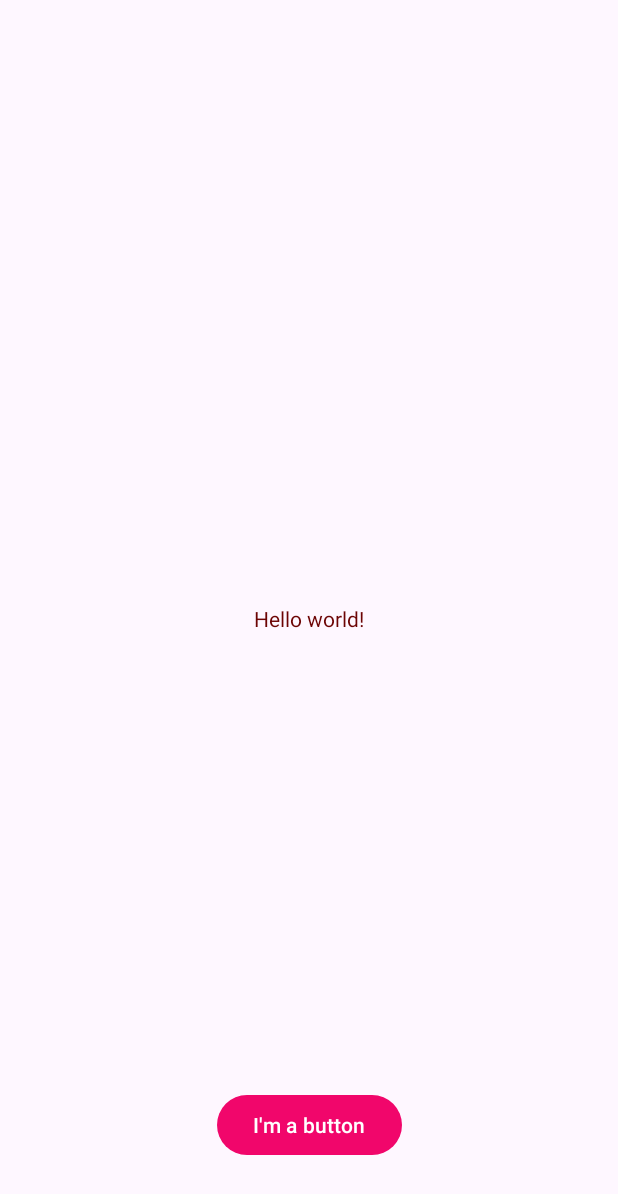
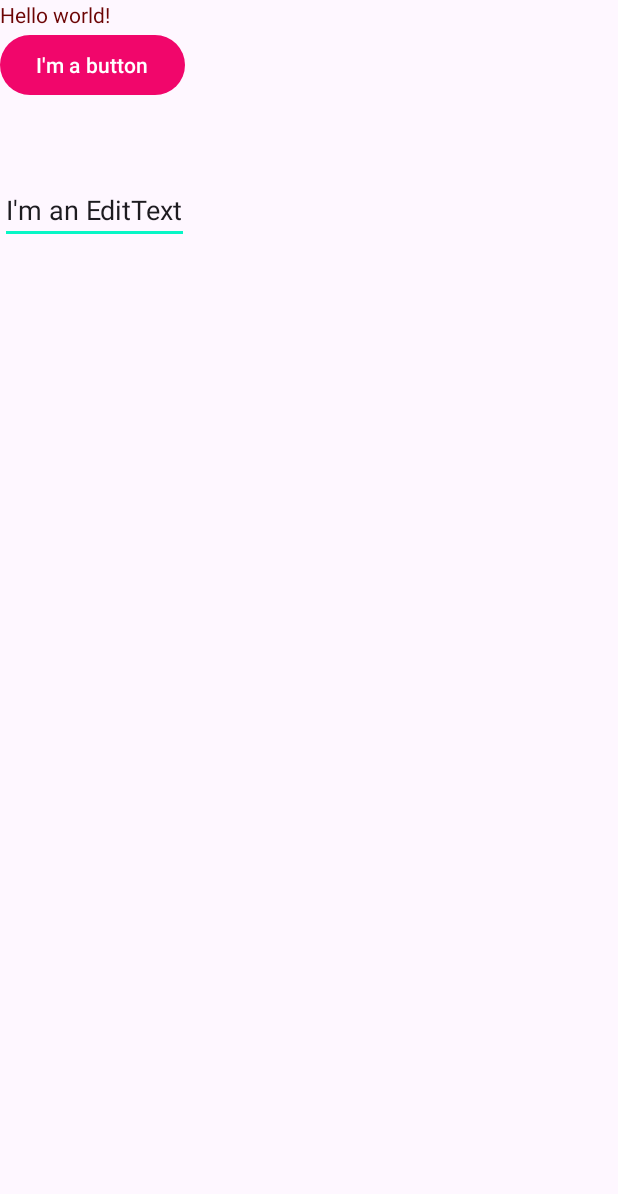
Before and after one commit to tonyxchen/TonyChensAndroidLabs, an Android app: the screen it shows after launch (MainActivity), on a phone screen of 412 x 824 dp. Shown: the top 1194 px of the screen. Run offline under Robolectric (Android 15) with nearby library versions, the phone set to English and light mode, and no system bars.

```diff
--- a/app/build.gradle
+++ b/app/build.gradle
@@ -5,6 +5,11 @@ plugins {
 android {
     namespace 'algonquin.cst2335.chen0872'
     compileSdk 34
+
+    buildFeatures {
+        viewBinding true
+    }
+
 
     defaultConfig {
         applicationId "algonquin.cst2335.chen0872"
@@ -22,10 +27,13 @@ android {
             proguardFiles getDefaultProguardFile('proguard-android-optimize.txt'), 'proguard-rules.pro'
         }
     }
+
     compileOptions {
         sourceCompatibility JavaVersion.VERSION_1_8
         targetCompatibility JavaVersion.VERSION_1_8
     }
+
+
 }
 
 dependencies {
--- a/app/src/main/AndroidManifest.xml
+++ b/app/src/main/AndroidManifest.xml
@@ -12,7 +12,7 @@
         android:theme="@style/Theme.TonyChensAndroidLabs"
         tools:targetApi="31">
         <activity
-            android:name=".MainActivity"
+            android:name=".ui.MainActivity"
             android:exported="true">
             <intent-filter>
                 <action android:name="android.intent.action.MAIN" />
--- a/app/src/main/java/algonquin/cst2335/chen0872/MainActivity.java
+++ /dev/null
@@ -1,14 +0,0 @@
-package algonquin.cst2335.chen0872;
-
-import androidx.appcompat.app.AppCompatActivity;
-
-import android.os.Bundle;
-
-public class MainActivity extends AppCompatActivity {
-
-    @Override
-    protected void onCreate(Bundle savedInstanceState) {
-        super.onCreate(savedInstanceState);
-        setContentView(R.layout.activity_main);
-    }
-}
--- /dev/null
+++ b/app/src/main/java/algonquin/cst2335/chen0872/data/MainViewModel.java
@@ -0,0 +1,9 @@
+package algonquin.cst2335.chen0872.data;
+
+import androidx.lifecycle.MutableLiveData;
+import androidx.lifecycle.ViewModel;
+
+public class MainViewModel extends ViewModel {
+    public MutableLiveData<String> editString = new MutableLiveData<>();
+
+}
--- /dev/null
+++ b/app/src/main/java/algonquin/cst2335/chen0872/ui/MainActivity.java
@@ -0,0 +1,40 @@
+package algonquin.cst2335.chen0872.ui;
+
+import androidx.appcompat.app.AppCompatActivity;
+import androidx.lifecycle.Observer;
+import androidx.lifecycle.ViewModelProvider;
+
+import android.os.Bundle;
+import android.view.View;
+import android.widget.Button;
+import android.widget.EditText;
+import android.widget.TextView;
+
+import algonquin.cst2335.chen0872.data.MainViewModel;
+import algonquin.cst2335.chen0872.databinding.ActivityMainBinding;
+
+
+public class MainActivity extends AppCompatActivity {
+
+
+    private ActivityMainBinding variableBinding;
+    private MainViewModel model;
+
+    @Override
+    protected void onCreate(Bundle savedInstanceState) {
+        super.onCreate(savedInstanceState);
+
+        model = new ViewModelProvider(this).get(MainViewModel.class);
+
+        variableBinding = ActivityMainBinding.inflate(getLayoutInflater());
+        setContentView(variableBinding.getRoot());
+
+
+
+
+        variableBinding.mybutton.setOnClickListener( vw -> model.editString.postValue(variableBinding.myedittext.getText().toString()));
+        model.editString.observe(this, s -> {variableBinding.mytext.setText("Your edit text has " + s);});
+
+
+    }
+}
--- a/app/src/main/res/layout/activity_main.xml
+++ b/app/src/main/res/layout/activity_main.xml
@@ -1,28 +1,27 @@
 <?xml version="1.0" encoding="utf-8"?>
-<androidx.constraintlayout.widget.ConstraintLayout xmlns:android="http://schemas.android.com/apk/res/android"
-    xmlns:app="http://schemas.android.com/apk/res-auto"
+<LinearLayout xmlns:android="http://schemas.android.com/apk/res/android"
     xmlns:tools="http://schemas.android.com/tools"
+    android:orientation="vertical"
     android:layout_width="match_parent"
     android:layout_height="match_parent"
-    tools:context=".MainActivity">
+    tools:context=".ui.MainActivity">
 
     <TextView
         android:layout_width="wrap_content"
         android:layout_height="wrap_content"
         android:text="@string/hello_message"
-        app:layout_constraintBottom_toBottomOf="parent"
-        app:layout_constraintEnd_toEndOf="parent"
-        app:layout_constraintStart_toStartOf="parent"
-        app:layout_constraintTop_toTopOf="parent" />
+        android:id="@+id/mytext" />
 
     <Button
         android:layout_width="wrap_content"
         android:layout_height="wrap_content"
         android:layout_marginBottom="50dp"
         android:text="@string/button_message"
-        app:layout_constraintBottom_toBottomOf="parent"
-        app:layout_constraintEnd_toEndOf="parent"
-        app:layout_constraintHorizontal_bias="0.5"
-        app:layout_constraintStart_toStartOf="parent" />
+        android:id="@+id/mybutton" />
+    <EditText
+        android:layout_width="wrap_content"
+        android:layout_height="wrap_content"
+        android:id="@+id/myedittext"
+        android:text="@string/editmessage" />
 
-</androidx.constraintlayout.widget.ConstraintLayout>
+</LinearLayout>
--- a/app/src/main/res/values/strings.xml
+++ b/app/src/main/res/values/strings.xml
@@ -2,4 +2,5 @@
     <string name="app_name">Tony Chen\'s Android Labs</string>
     <string name="hello_message">Hello world!</string>
     <string name="button_message">I\'m a button</string>
+    <string name="editmessage">I\'m an EditText</string>
 </resources>
```
